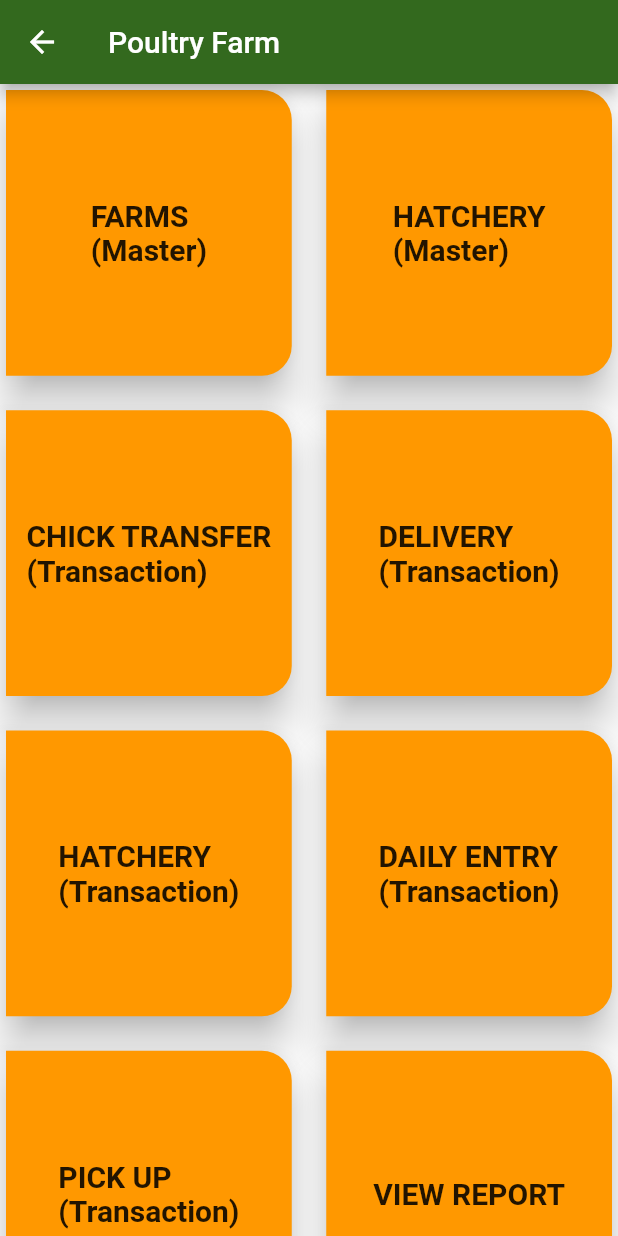
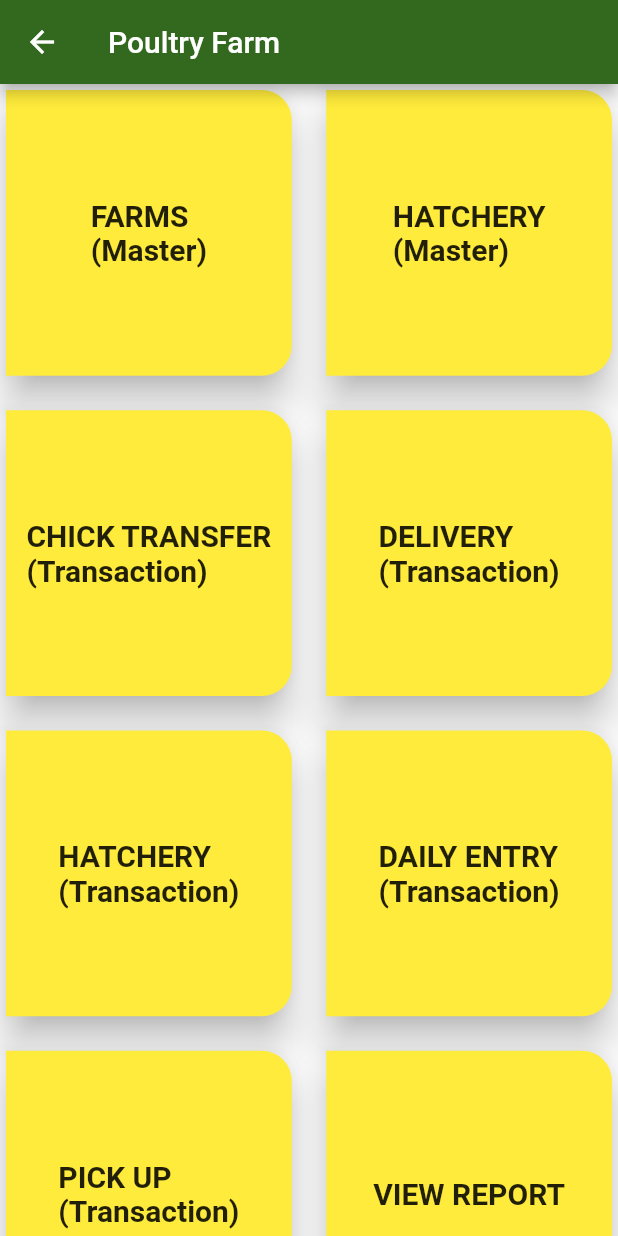
Before and after one commit to SreerekhaHaridas/paultry_app, a Flutter app: the FormMenu screen opened directly, on a phone screen of 412 x 824 dp. Run offline on Flutter 3.47's test engine with Material 2 defaults, Android fonts, the phone set to English and light mode, and no system bars; our stand-ins replace bloc, cloud_firestore, dio, firebase_auth, firebase_core, flutter_bloc and 6 more; accounts and stored records are empty.

Commit message:
form_menu.dart :card color change to yellow

```diff
--- a/lib/widgets/form_menu.dart
+++ b/lib/widgets/form_menu.dart
@@ -57,7 +57,7 @@ class _FormMenuState extends State<FormMenu> {
           itemBuilder: (BuildContext context, int index) {
             return Card(
               elevation: 10,
-              color: Colors.orange,
+              color: Colors.yellow,
               shape: RoundedRectangleBorder(
                   borderRadius: BorderRadius.only(
                       bottomRight: Radius.circular(20.0),
```
